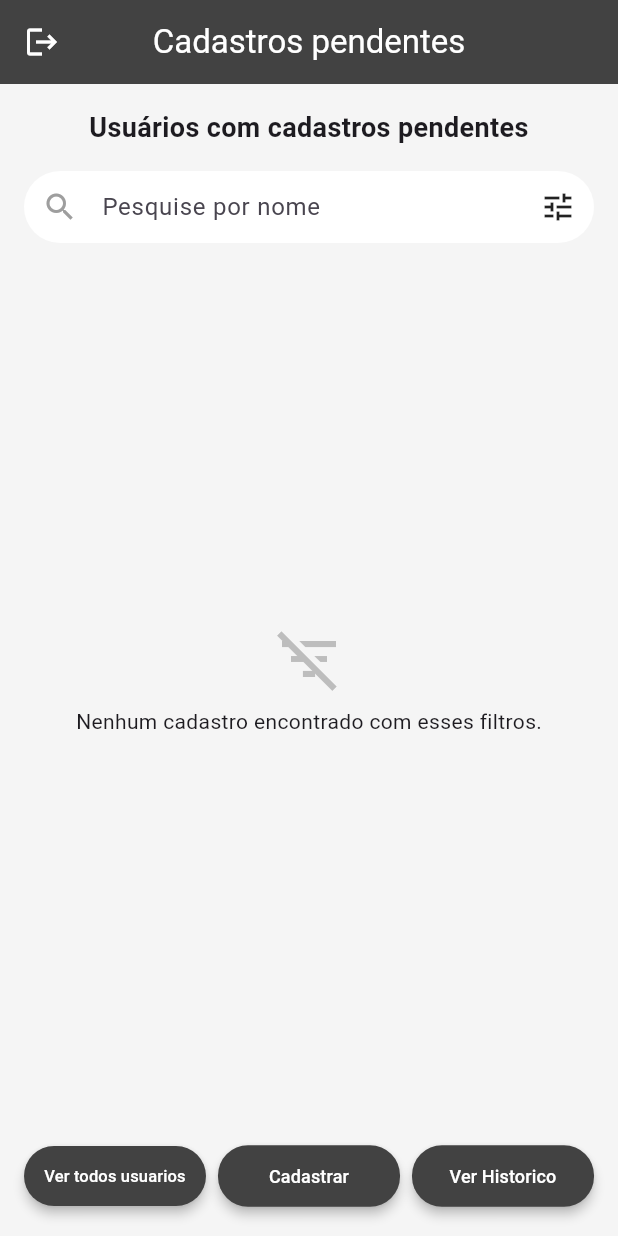
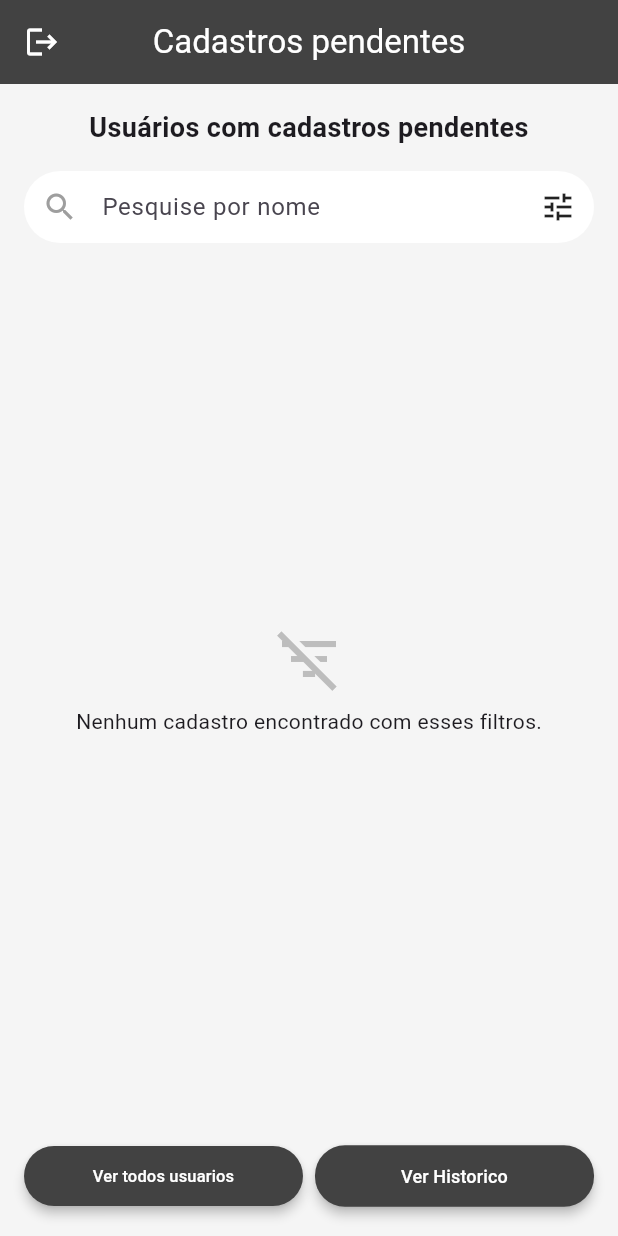
Before and after one commit to JoaoBrunoRezende20/Projeto-Conecta, a Flutter app: the screen it shows once a user with an empty profile is signed in, on a phone screen of 412 x 824 dp. Run offline on Flutter 3.47's test engine with Material 3 defaults, Android fonts, the phone set to English and light mode, and no system bars; our stand-ins replace cloud_firestore, firebase_auth, firebase_core, firebase_storage, image_picker, mask_text_input_formatter and 1 more; missing offline and left inert: gal; accounts and stored records are empty.

Commit message:
refactor: remover botao Cadastrar inativo do painel admin

```diff
--- a/e_nosso/lib/telas/admin/tela_inicial_administrador.dart
+++ b/e_nosso/lib/telas/admin/tela_inicial_administrador.dart
@@ -459,20 +459,7 @@ class _TelaInicialAdministradorState extends State<TelaInicialAdministrador> {
               ),
             ),
           ),
-          const SizedBox(width: 8),
-          Expanded(
-            child: ElevatedButton(
-              onPressed: () {
-                debugPrint("Botão Cadastrar clicado");
-              },
-              style: darkButtonStyle,
-              child: const Text(
-                'Cadastrar',
-                textAlign: TextAlign.center,
-                style: TextStyle(fontSize: 12),
-              ),
-            ),
-          ),
+
           const SizedBox(width: 8),
           Expanded(
             child: ElevatedButton(
```
